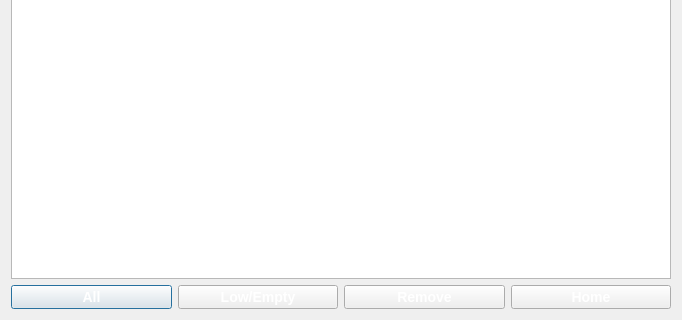
First picture: the form in FAKKIT/inventorypage.ui, repository r0ug3-Mary/Senior_Design, before the edit; both pictures show x 0 to 682 and y 321 to 641 of the 682 by 641 pixel window.
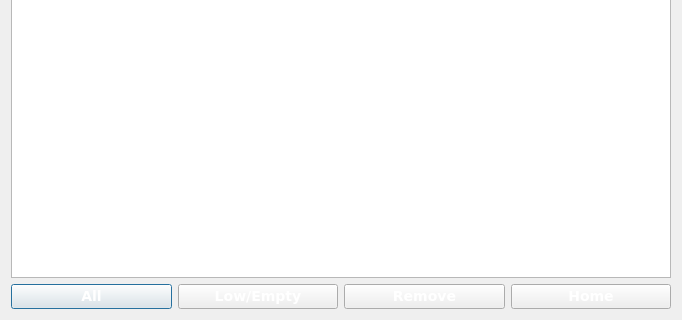
Second picture: the form after the edit.

The edit to the form file:
```diff
--- a/FAKKIT/inventorypage.ui
+++ b/FAKKIT/inventorypage.ui
@@ -10,6 +10,19 @@
     <height>641</height>
    </rect>
   </property>
+  <property name="sizePolicy">
+   <sizepolicy hsizetype="Expanding" vsizetype="Expanding">
+    <horstretch>0</horstretch>
+    <verstretch>0</verstretch>
+   </sizepolicy>
+  </property>
+  <property name="font">
+   <font>
+    <family>DejaVu Sans</family>
+    <weight>75</weight>
+    <bold>true</bold>
+   </font>
+  </property>
   <property name="windowTitle">
    <string>Dialog</string>
   </property>
@@ -62,6 +75,14 @@
      </item>
      <item>
       <widget class="QPushButton" name="HomeButton">
+       <property name="font">
+        <font>
+         <pointsize>-1</pointsize>
+         <weight>75</weight>
+         <italic>false</italic>
+         <bold>true</bold>
+        </font>
+       </property>
        <property name="styleSheet">
         <string notr="true">font: bold 14px;
     color: white;</string>
```
Left out of the diff: 2 changed lines with no effect on the pictures.
